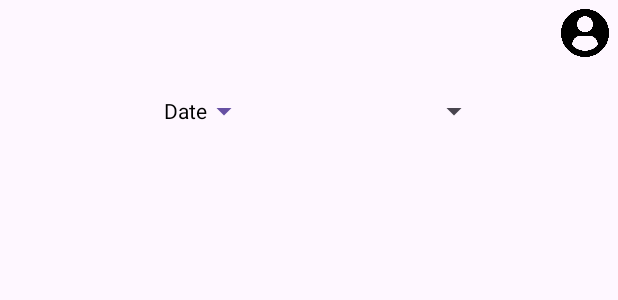
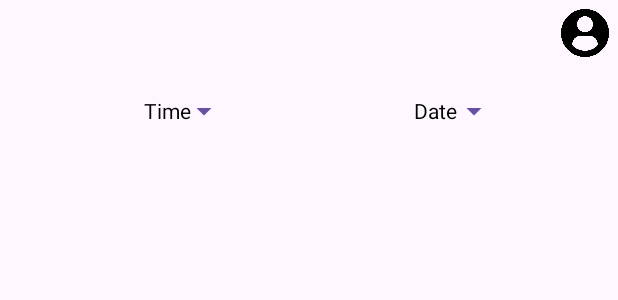
Before and after one commit to Clwrnd/INSA_Radar, an Android app: the layout activity_details.xml on its own in the app's theme, with its tools: preview values and no code run, on a phone screen of 412 x 824 dp. Shown: the top 300 px of the screen. Run offline under Robolectric (Android 15) with nearby library versions, the phone set to English and light mode, and no system bars.

```diff
--- a/app/src/main/java/fr/insa/insaradar/EdtAnalyse/GeneralMethod.java
+++ b/app/src/main/java/fr/insa/insaradar/EdtAnalyse/GeneralMethod.java
@@ -31,7 +31,7 @@ import java.util.List;
 public class GeneralMethod {
     public static File getSourceFile(String sourceUrl, Context context) throws IOException {
         new Thread(new Runnable() {
-            public void run() {
+           public void run() {
                 try (BufferedInputStream bis = new BufferedInputStream(new URL(sourceUrl).openStream()); FileOutputStream outFile = context.openFileOutput("edt.ics",Context.MODE_PRIVATE)) {
                     byte data[] = new byte[1024];
                     int byteContent;
--- a/app/src/main/res/layout/activity_details.xml
+++ b/app/src/main/res/layout/activity_details.xml
@@ -24,32 +24,35 @@
         android:layout_height="wrap_content">
 
         <Button
-            android:id="@+id/datePickerButton"
+            android:id="@+id/timePickerButton"
             style="?android:spinnerStyle"
             android:layout_width="wrap_content"
             android:layout_height="wrap_content"
             android:layout_marginTop="50dp"
             android:layout_marginStart="20dp"
             android:layout_marginEnd="20dp"
-            android:text="Date"
+            android:text="Time"
             android:textColor="@color/black"
             app:layout_constraintTop_toTopOf="parent"
             app:layout_constraintStart_toStartOf="parent"
-            app:layout_constraintEnd_toStartOf="@+id/stageSpinner"
+            app:layout_constraintEnd_toStartOf="@+id/datePickerButton"
             app:layout_constraintBottom_toBottomOf="parent"
             />
 
-        <Spinner
-            android:id="@+id/stageSpinner"
+        <Button
+            android:id="@+id/datePickerButton"
+            style="?android:spinnerStyle"
             android:layout_width="wrap_content"
             android:layout_height="wrap_content"
+            android:text="Date"
+            android:textColor="@color/black"
             android:layout_marginTop="50dp"
             android:layout_marginStart="20dp"
             android:layout_marginEnd="20dp"
             app:layout_constraintTop_toTopOf="parent"
             app:layout_constraintEnd_toEndOf="parent"
             app:layout_constraintBottom_toBottomOf="parent"
-            app:layout_constraintStart_toEndOf="@+id/datePickerButton"
+            app:layout_constraintStart_toEndOf="@+id/timePickerButton"
             />
 </androidx.constraintlayout.widget.ConstraintLayout>
 
--- a/app/src/main/res/layout/activity_main.xml
+++ b/app/src/main/res/layout/activity_main.xml
@@ -39,8 +39,4 @@
         android:layout_marginTop="80dp"
         android:scrollbars="vertical"
         app:layout_constraintTop_toTopOf="parent" />
-
-
-
-
 </androidx.constraintlayout.widget.ConstraintLayout>
--- a/app/src/main/res/layout/item_building.xml
+++ b/app/src/main/res/layout/item_building.xml
@@ -7,6 +7,7 @@
     android:layout_height="wrap_content">
 
     <androidx.cardview.widget.CardView
+        android:foreground="@drawable/effect"
         android:layout_width="match_parent"
         android:layout_height="wrap_content"
         android:layout_marginStart="10dp"
--- a/app/src/main/res/layout/item_room.xml
+++ b/app/src/main/res/layout/item_room.xml
@@ -7,6 +7,7 @@
     android:layout_height="wrap_content">
 
     <androidx.cardview.widget.CardView
+        android:foreground="@drawable/effect"
         android:layout_width="match_parent"
         android:layout_height="wrap_content"
         android:layout_marginStart="10dp"
```
Also changed, not shown: app/src/main/java/fr/insa/insaradar/Details.java (+43 -7 lines), app/src/main/java/fr/insa/insaradar/MainActivity.java (+19 -1 lines), app/src/main/res/drawable/effect.xml (added, +14 -0 lines).
